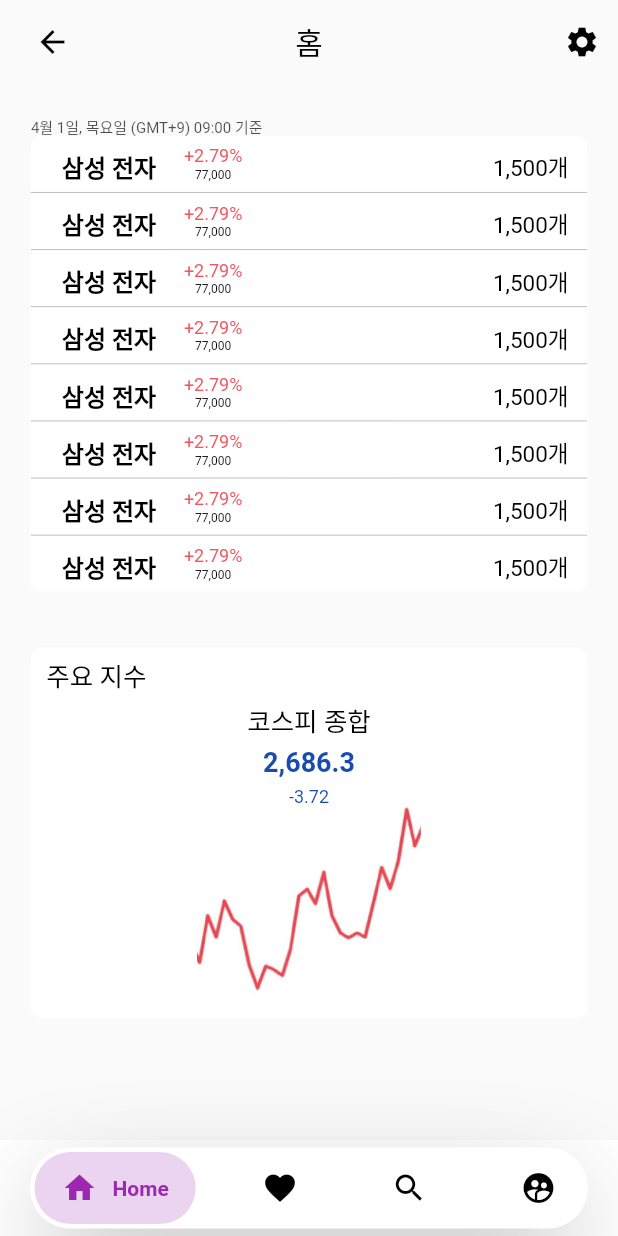
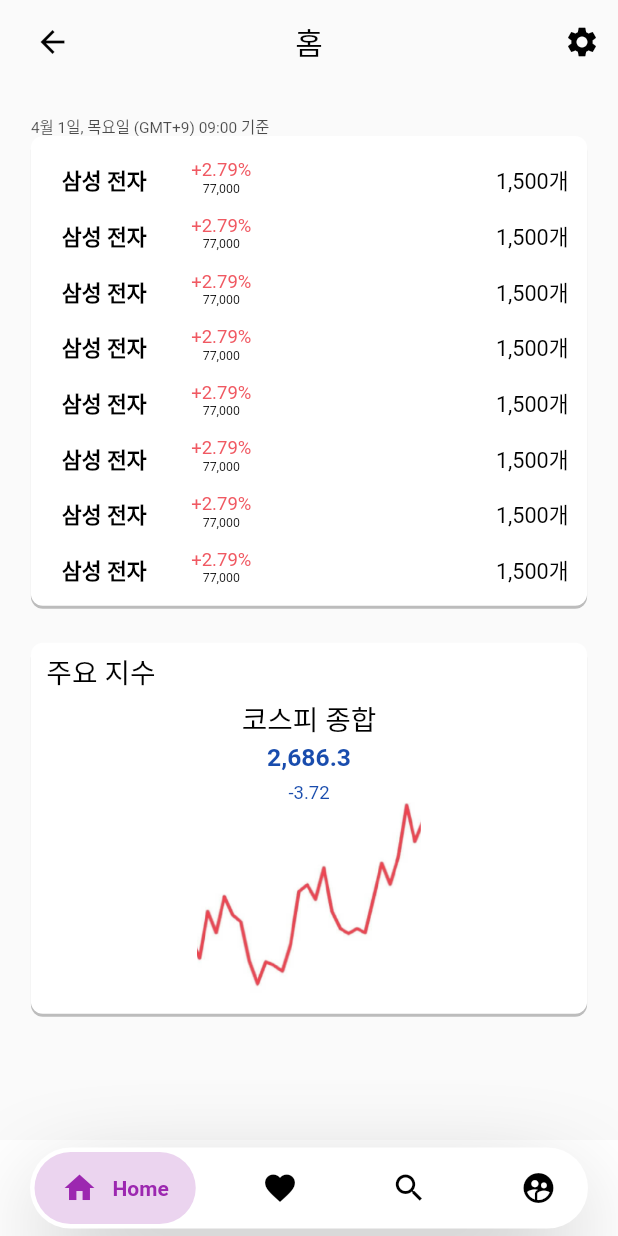
Before and after one commit to kookmin-sw/capstone-2022-07, a Flutter app: the screen it shows after launch, on a phone screen of 412 x 824 dp. Run offline on Flutter 3.47's test engine with Material 2 defaults, Android fonts, the phone set to English and light mode, and no system bars; drawn by our look-alikes of google_nav_bar; our stand-ins replace badges, firebase_auth, firebase_core, flutter_svg, google_sign_in, simple_animations; accounts and stored records are empty; Roboto replaces fonts that are missing (ABeeZee, Content).

Commit message:
-del widget_box.dart =chg change fontSize flexible

```diff
--- a/flutter_application_1/lib/Components/widget_box.dart
+++ /dev/null
@@ -1,27 +0,0 @@
-// ignore_for_file: prefer_const_constructors, prefer_const_literals_to_create_immutables
-
-import 'package:flutter/material.dart';
-
-BoxDecoration widgetBoxDecoration(
-    double radius,               // 테두리 경계선
-    int boxshadowcolor,       // 테두리 색
-    double boxshadowblur,        // 테두리 흐림 정도
-    int boxcolor              // 박스 색
-    )
-{
-  return BoxDecoration(
-    borderRadius: BorderRadius.only(
-      topLeft: Radius.circular(radius),
-      topRight: Radius.circular(radius),
-      bottomLeft: Radius.circular(radius),
-      bottomRight: Radius.circular(radius),
-    ),
-    boxShadow: [
-      BoxShadow(
-          color: Color.fromRGBO(boxshadowcolor, boxshadowcolor, boxshadowcolor, 0.25),
-          offset: Offset(0, 4),
-          blurRadius: boxshadowblur)
-    ],
-    color: Color.fromRGBO(boxcolor, boxcolor, boxcolor, 1),
-  );
-}
--- a/flutter_application_1/lib/screens/mainScreen/mainscreen.dart
+++ b/flutter_application_1/lib/screens/mainScreen/mainscreen.dart
@@ -8,7 +8,7 @@
 import 'package:flutter_application_1/Color/Color.dart';
 import 'package:flutter_application_1/Components/main_app_bar.dart';
 import 'package:flutter_application_1/Components/setting_button.dart';
-import 'package:flutter_application_1/Components/widget_box.dart';
+
 
 class Mainscreen extends StatefulWidget {
   Mainscreen({Key? key}) : super(key: key);
@@ -29,7 +29,7 @@
                 style: TextStyle(
                   color: Color.fromRGBO(0, 0, 0, 0.7),
                   fontFamily : 'Content',
-                  fontSize : 10,
+                  fontSize : size.width * 0.025,
                   fontWeight : FontWeight.normal,
                   height : 1,
                 ),
@@ -37,17 +37,31 @@
               ,
               Container(
                   width: size.width * 0.9,
-
-                  decoration: widgetBoxDecoration(8, 255, 4, 255),
+                  padding: EdgeInsets.symmetric(vertical: size.height* 0.01),
+                  decoration: BoxDecoration(
+                    borderRadius: BorderRadius.only(
+                      topLeft: Radius.circular(8),
+                      topRight: Radius.circular(8),
+                      bottomLeft: Radius.circular(8),
+                      bottomRight: Radius.circular(8),
+                    ),
+                    boxShadow: [
+                      BoxShadow(
+                          color: Color.fromRGBO(0,0,0, 0.25),
+                          offset: Offset(0, 2),
+                          blurRadius: 0)
+                    ],
+                    color: Color.fromRGBO(255, 255, 255, 1),
+                  ),
                   child : Column(
                     children: [ // Firebase 적용 사항
-                      Topstock(size), Divider(height : 1,color : GREY),
-                      Topstock(size), Divider(height : 1,color : GREY),
-                      Topstock(size), Divider(height : 1,color : GREY),
-                      Topstock(size), Divider(height : 1,color : GREY),
-                      Topstock(size), Divider(height : 1,color : GREY),
-                      Topstock(size), Divider(height : 1,color : GREY),
-                      Topstock(size), Divider(height : 1,color : GREY),
+                      Topstock(size),
+                      Topstock(size),
+                      Topstock(size),
+                      Topstock(size),
+                      Topstock(size),
+                      Topstock(size),
+                      Topstock(size),
                       Topstock(size),
 
 
@@ -72,14 +86,14 @@
                   style: TextStyle(
                       color: Color.fromRGBO(0, 0, 0, 1),
                       fontFamily: 'ABeeZee',
-                      fontSize: 16,
+                      fontSize: size.width * 0.035,
                       fontWeight: FontWeight.bold,
                       height: 1.2),
                 )
 
             ),
             Container(
-                margin: EdgeInsets.only(left: size.width * 0.9 * 0.05),
+                margin: EdgeInsets.only(left: size.width * 0.9 * 0.08),
                 alignment: Alignment.center,
                 child : Column(
                   children: [
@@ -88,7 +102,7 @@
                       style: TextStyle(
                           color: CHART_PLUS,
                           fontFamily: 'Content',
-                          fontSize: 12,
+                          fontSize: size.width * 0.03,
                           fontWeight: FontWeight.normal,
                           height: 1.2),),
                     Text(
@@ -96,7 +110,7 @@
                       style: TextStyle(
                           color: Color.fromRGBO(0, 0, 0, 1),
                           fontFamily: 'Content',
-                          fontSize: 8,
+                          fontSize: size.width * 0.02,
                           fontWeight: FontWeight.normal,
                           height: 1.2),
                     )
@@ -113,7 +127,7 @@
                   style: TextStyle(
                       color: Color.fromRGBO(0, 0, 0, 1),
                       fontFamily: 'ABeeZee',
-                      fontSize: 15,
+                      fontSize: size.width * 0.035,
                       fontWeight: FontWeight.normal,
                       height: 1.2),
                 )
@@ -131,7 +145,21 @@
       child: Container(
         width: size.width * 0.9,
         height: size.height * 0.3,
-        decoration: widgetBoxDecoration(8, 255, 4, 255),
+        decoration: BoxDecoration(
+          borderRadius: BorderRadius.only(
+            topLeft: Radius.circular(8),
+            topRight: Radius.circular(8),
+            bottomLeft: Radius.circular(8),
+            bottomRight: Radius.circular(8),
+          ),
+          boxShadow: [
+            BoxShadow(
+                color: Color.fromRGBO(0, 0, 0, 0.25),
+                offset: Offset(0, 2),
+                blurRadius: 0)
+          ],
+          color: Color.fromRGBO(255, 255, 255, 1),
+        ),
         child: Column(
           children: [
             Container(
@@ -145,7 +173,7 @@
                 style: TextStyle(
                     color: Color.fromRGBO(0, 0, 0, 1),
                     fontFamily: 'ABeeZee',
-                    fontSize: 17,
+                    fontSize: size.width * 0.045,
                     fontWeight: FontWeight.normal,
                     height: 1),
               ),
@@ -160,7 +188,7 @@
                     textAlign: TextAlign.center,
                     style: TextStyle(
                         color: Color.fromRGBO(0, 0, 0, 1),
-                        fontSize: 17,
+                        fontSize: size.width * 0.045,
                         height: 1),
                   ),
                 ),
@@ -171,7 +199,7 @@
                     textAlign: TextAlign.center,
                     style: TextStyle(
                         color: Color.fromRGBO(0, 57, 164, 0.9),
-                        fontSize: 18,
+                        fontSize: size.width * 0.04,
                         fontWeight: FontWeight.bold,
                         height: 1),
                   ),
@@ -181,7 +209,7 @@
                   textAlign: TextAlign.center,
                   style: TextStyle(
                       color: Color.fromRGBO(0, 57, 164, 0.9),
-                      fontSize: 12,
+                      fontSize: size.width * 0.03,
                       height: 1),
                 ),
                 Container(
@@ -210,7 +238,7 @@
 
             SizedBox(height: size.height * 0.03),
             Topstocklist(size),
-            SizedBox(height: size.height * 0.045),
+            SizedBox(height: size.height * 0.03),
             Stockindex(size),
 
 
--- a/flutter_application_1/lib/screens/mainScreen/searchscreen.dart
+++ b/flutter_application_1/lib/screens/mainScreen/searchscreen.dart
@@ -69,7 +69,7 @@
                 '찾으시는 종목을 입력하세요', textAlign: TextAlign.left, style: TextStyle(
                   color: Color.fromRGBO(91, 99, 106, 1),
                   fontFamily: 'ABeeZee',
-                  fontSize: 14,
+                  fontSize: size.width * 0.035,
                   letterSpacing: 0,
                   fontWeight: FontWeight.normal,
                   height: 1
```
Also changed, not shown: flutter_application_1/lib/Components/stock_list.dart (+67 -12 lines), flutter_application_1/lib/screens/mainScreen/stockscreen.dart (+14 -14 lines).
